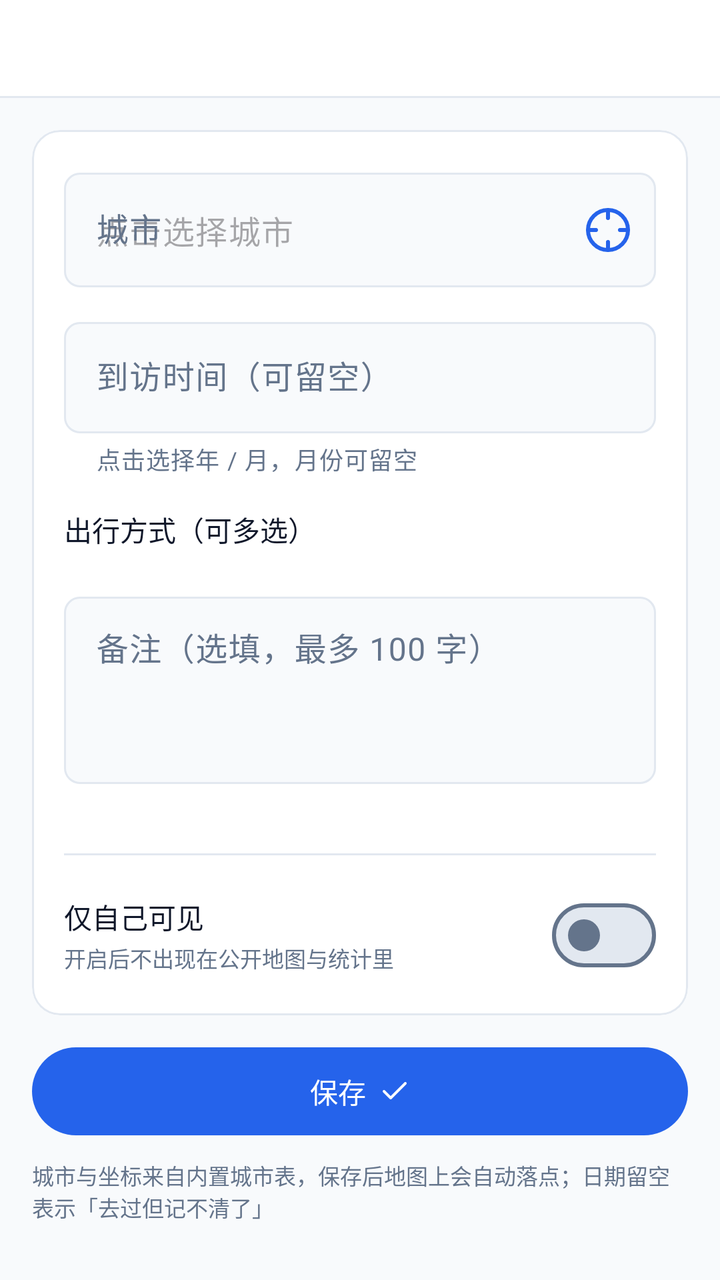
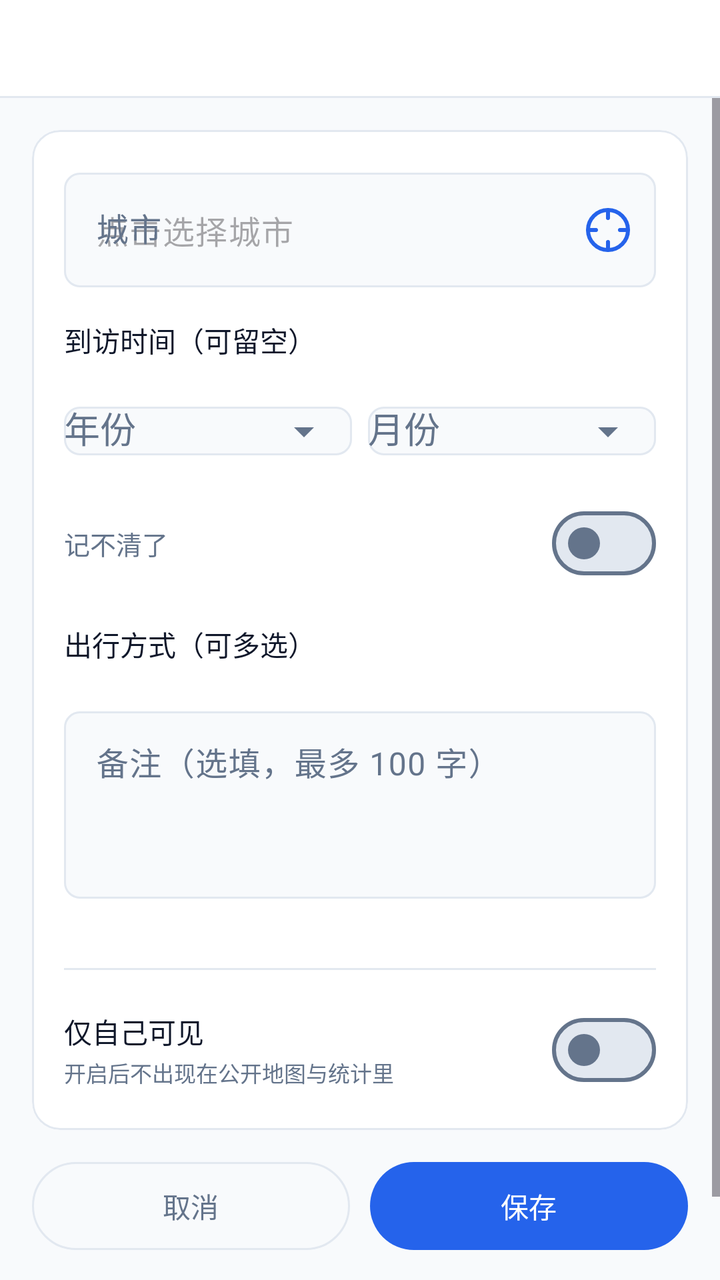

Two renders of the same Android screen: before a commit and after it. Below are the layout's source before the change and the commit's diff.
<!-- AndroidManifest.xml: application theme Theme.CityFootprint -->
<!-- res/layout/activity_visit_edit.xml -->
<?xml version="1.0" encoding="utf-8"?>
<LinearLayout xmlns:android="http://schemas.android.com/apk/res/android"
    xmlns:app="http://schemas.android.com/apk/res-auto"
    android:layout_width="match_parent"
    android:layout_height="match_parent"
    android:background="@color/bg"
    android:orientation="vertical">

    
    <include
        android:id="@+id/topBar"
        layout="@layout/view_top_bar"
        android:layout_width="match_parent"
        android:layout_height="wrap_content" />

    
    <ScrollView
        android:id="@+id/content"
        android:layout_width="match_parent"
        android:layout_height="0dp"
        android:layout_weight="1">

        <LinearLayout
            android:layout_width="match_parent"
            android:layout_height="wrap_content"
            android:orientation="vertical"
            android:padding="16dp">

            <com.google.android.material.card.MaterialCardView
                android:layout_width="match_parent"
                android:layout_height="wrap_content">

                <LinearLayout
                    android:layout_width="match_parent"
                    android:layout_height="wrap_content"
                    android:orientation="vertical"
                    android:padding="16dp">

                    
                    <com.google.android.material.textfield.TextInputLayout
                        android:id="@+id/cityLayout"
                        style="@style/Widget.App.TextInputLayout"
                        android:layout_width="match_parent"
                        android:layout_height="wrap_content"
                        android:hint="@string/edit_city"
                        app:endIconContentDescription="@string/edit_locate"
                        app:endIconDrawable="@drawable/ic_locate"
                        app:endIconMode="custom"
                        app:endIconTint="@color/accent">

                        <com.google.android.material.textfield.TextInputEditText
                            android:id="@+id/inputCity"
                            android:layout_width="match_parent"
                            android:layout_height="wrap_content"
                            android:clickable="true"
                            android:cursorVisible="false"
                            android:focusable="false"
                            android:hint="@string/edit_city_hint"
                            android:inputType="none"
                            android:maxLines="1" />
                    </com.google.android.material.textfield.TextInputLayout>

                    
                    <com.google.android.material.textfield.TextInputLayout
                        android:id="@+id/dateLayout"
                        style="@style/Widget.App.TextInputLayout"
                        android:layout_width="match_parent"
                        android:layout_height="wrap_content"
                        android:layout_marginTop="12dp"
                        android:hint="@string/edit_date"
                        app:helperText="@string/edit_date_hint">

                        <com.google.android.material.textfield.TextInputEditText
                            android:id="@+id/inputDate"
                            android:layout_width="match_parent"
                            android:layout_height="wrap_content"
                            android:clickable="true"
                            android:cursorVisible="false"
                            android:focusable="false"
                            android:inputType="none"
                            android:maxLines="1" />
                    </com.google.android.material.textfield.TextInputLayout>

                    
                    <TextView
                        android:layout_width="match_parent"
                        android:layout_height="wrap_content"
                        android:layout_marginTop="16dp"
                        android:text="@string/edit_transport"
                        android:textColor="@color/fg"
                        android:textSize="14sp" />

                    <com.google.android.material.chip.ChipGroup
                        android:id="@+id/groupTransport"
                        android:layout_width="match_parent"
                        android:layout_height="wrap_content"
                        android:layout_marginTop="6dp"
                        app:chipSpacingHorizontal="6dp"
                        app:chipSpacingVertical="6dp"
                        app:singleLine="false"
                        app:singleSelection="false" />

                    
                    <com.google.android.material.textfield.TextInputLayout
                        android:id="@+id/noteLayout"
                        style="@style/Widget.App.TextInputLayout"
                        android:layout_width="match_parent"
                        android:layout_height="wrap_content"
                        android:layout_marginTop="12dp"
                        android:hint="@string/edit_note">

                        <com.google.android.material.textfield.TextInputEditText
                            android:id="@+id/inputNote"
                            android:layout_width="match_parent"
                            android:layout_height="wrap_content"
                            android:gravity="top|start"
                            android:inputType="textMultiLine"
                            android:maxLength="100"
                            android:minLines="3" />
                    </com.google.android.material.textfield.TextInputLayout>

                    <TextView
                        android:id="@+id/textNoteCounter"
                        android:layout_width="match_parent"
                        android:layout_height="wrap_content"
                        android:layout_marginTop="4dp"
                        android:fontFamily="monospace"
                        android:gravity="end"
                        android:textColor="@color/muted_fg"
                        android:textSize="11sp" />

                    
                    <View
                        android:layout_width="match_parent"
                        android:layout_height="1dp"
                        android:layout_marginTop="16dp"
                        android:background="@color/border" />

                    <LinearLayout
                        android:layout_width="match_parent"
                        android:layout_height="wrap_content"
                        android:layout_marginTop="16dp"
                        android:gravity="center_vertical"
                        android:orientation="horizontal">

                        <LinearLayout
                            android:layout_width="0dp"
                            android:layout_height="wrap_content"
                            android:layout_weight="1"
                            android:orientation="vertical">

                            <TextView
                                android:layout_width="match_parent"
                                android:layout_height="wrap_content"
                                android:text="@string/edit_private"
                                android:textColor="@color/fg"
                                android:textSize="14sp" />

                            <TextView
                                android:layout_width="match_parent"
                                android:layout_height="wrap_content"
                                android:layout_marginTop="2dp"
                                android:text="@string/edit_private_hint"
                                android:textColor="@color/muted_fg"
                                android:textSize="11sp" />
                        </LinearLayout>

                        <com.google.android.material.materialswitch.MaterialSwitch
                            android:id="@+id/switchPrivate"
                            android:layout_width="wrap_content"
                            android:layout_height="wrap_content"
                            android:layout_marginStart="8dp"
                            android:contentDescription="@string/edit_private" />
                    </LinearLayout>
                </LinearLayout>
            </com.google.android.material.card.MaterialCardView>

            <com.google.android.material.button.MaterialButton
                android:id="@+id/btnSave"
                style="@style/Widget.App.Button"
                android:layout_width="match_parent"
                android:layout_height="44dp"
                android:layout_marginTop="16dp"
                android:insetTop="0dp"
                android:insetBottom="0dp"
                android:text="@string/edit_save"
                android:textSize="14sp"
                app:icon="@drawable/ic_check"
                app:iconGravity="textEnd"
                app:iconPadding="6dp"
                app:iconSize="16dp"
                app:iconTint="@color/on_accent" />

            
            <com.google.android.material.button.MaterialButton
                android:id="@+id/btnDelete"
                style="@style/Widget.App.Button.Danger"
                android:layout_width="match_parent"
                android:layout_height="wrap_content"
                android:layout_marginTop="10dp"
                android:text="@string/edit_delete"
                android:visibility="gone" />

            <ProgressBar
                android:id="@+id/editProgress"
                android:layout_width="wrap_content"
                android:layout_height="wrap_content"
                android:layout_gravity="center_horizontal"
                android:layout_marginTop="16dp"
                android:visibility="gone" />

            <TextView
                android:id="@+id/textEditError"
                android:layout_width="match_parent"
                android:layout_height="wrap_content"
                android:layout_marginTop="12dp"
                android:textColor="@color/destructive"
                android:textSize="13sp"
                android:visibility="gone" />

            <TextView
                style="@style/BodyMuted"
                android:layout_width="match_parent"
                android:layout_height="wrap_content"
                android:layout_marginTop="12dp"
                android:text="@string/edit_footnote" />
        </LinearLayout>
    </ScrollView>
</LinearLayout>
<!-- res/layout/view_top_bar.xml (included above) -->
<?xml version="1.0" encoding="utf-8"?>
<LinearLayout xmlns:android="http://schemas.android.com/apk/res/android"
    style="@style/Widget.App.ShellBand">

    <LinearLayout
        android:layout_width="match_parent"
        android:layout_height="48dp"
        android:gravity="center_vertical"
        android:orientation="horizontal"
        android:paddingStart="16dp"
        android:paddingEnd="16dp">

        <ImageButton
            android:id="@+id/btnBack"
            android:layout_width="36dp"
            android:layout_height="36dp"
            android:layout_marginEnd="10dp"
            android:background="@drawable/bg_action_button"
            android:contentDescription="@string/common_back"
            android:padding="6dp"
            android:src="@drawable/ic_back"
            android:tint="@color/sidebar_fg"
            android:visibility="gone" />

        <TextView
            android:id="@+id/title"
            android:layout_width="0dp"
            android:layout_height="wrap_content"
            android:layout_weight="1"
            android:ellipsize="end"
            android:maxLines="1"
            android:textColor="@color/sidebar_fg"
            android:textSize="16sp"
            android:textStyle="bold" />
    </LinearLayout>

    <View style="@style/Widget.App.ShellDivider" />
</LinearLayout>
<!-- resources referenced by this layout -->
<resources>
  <color name="accent">#2563EB</color>
  <color name="bg">#F8FAFC</color>
  <color name="border">#E2E8F0</color>
  <color name="destructive">#DC2626</color>
  <color name="fg">#0F172A</color>
  <color name="muted_fg">#64748B</color>
  <color name="on_accent">#FFFFFF</color>
  <color name="sidebar_fg">#0F172A</color>
  <!-- drawable bg_action_button (drawable) -->
  <?xml version="1.0" encoding="utf-8"?>
  <shape xmlns:android="http://schemas.android.com/apk/res/android"
      android:shape="rectangle">
      <corners android:radius="18dp" />
      <solid android:color="@color/card" />
      <stroke
          android:width="1dp"
          android:color="@color/sidebar_border" />
  </shape>
  <!-- drawable ic_check (drawable) -->
  <?xml version="1.0" encoding="utf-8"?>
  <vector xmlns:android="http://schemas.android.com/apk/res/android"
      android:width="24dp"
      android:height="24dp"
      android:viewportWidth="24"
      android:viewportHeight="24">
      <path
          android:fillColor="#00000000"
          android:pathData="M20,6 L9,17 L4,12"
          android:strokeColor="#FF000000"
          android:strokeLineCap="round"
          android:strokeLineJoin="round"
          android:strokeWidth="2" />
  </vector>
  <string name="common_back">返回</string>
  <string name="edit_city">城市</string>
  <string name="edit_city_hint">点击选择城市</string>
  <string name="edit_date">到访时间（可留空）</string>
  <string name="edit_date_hint">点击选择年 / 月，月份可留空</string>
  <string name="edit_delete">删除</string>
  <string name="edit_footnote">城市与坐标来自内置城市表，保存后地图上会自动落点；日期留空表示「去过但记不清了」</string>
  <string name="edit_locate">定位到最近的城市</string>
  <string name="edit_note">备注（选填，最多 100 字）</string>
  <string name="edit_private">仅自己可见</string>
  <string name="edit_private_hint">开启后不出现在公开地图与统计里</string>
  <string name="edit_save">保存</string>
  <string name="edit_transport">出行方式（可多选）</string>
  <style name="BodyMuted">
          <item name="android:layout_width">wrap_content</item>
          <item name="android:layout_height">wrap_content</item>
          <item name="android:textSize">11sp</item>
          <item name="android:textColor">@color/muted_fg</item>
      </style>
  <style name="Widget.App.Button" parent="Widget.Material3.Button">
          <item name="cornerRadius">999dp</item>
      </style>
  <style name="Widget.App.Button.Danger" parent="Widget.Material3.Button.OutlinedButton">
          <item name="cornerRadius">999dp</item>
          <item name="strokeColor">@color/border</item>
          <item name="android:textColor">@color/destructive</item>
      </style>
  <style name="Widget.App.ShellBand" parent="">
          <item name="android:layout_width">match_parent</item>
          <item name="android:layout_height">wrap_content</item>
          <item name="android:background">@color/sidebar</item>
          <item name="android:orientation">vertical</item>
      </style>
  <style name="Widget.App.ShellDivider" parent="">
          <item name="android:layout_width">match_parent</item>
          <item name="android:layout_height">1dp</item>
          <item name="android:background">@color/sidebar_border</item>
      </style>
  <color name="card">#FFFFFF</color>
  <color name="sidebar_border">#E2E8F0</color>
  <color name="sidebar">#FFFFFF</color>
  <color name="popover">#F8FAFC</color>
  <color name="accent_light">#EFF6FF</color>
  <color name="accent_soft_fg">#1D4ED8</color>
  <color name="muted">#E2E8F0</color>
  <color name="window_bg_light">#FFFFFF</color>
  <style name="Widget.App.CardView" parent="Widget.Material3.CardView.Outlined">
          <item name="cardCornerRadius">14dp</item>
          <item name="cardElevation">0dp</item>
          <item name="cardBackgroundColor">@color/card</item>
          <item name="strokeColor">@color/border</item>
          <item name="strokeWidth">1dp</item>
      </style>
  <!-- unchanged entries left out for length: 4 -->
</resources>

<!-- the commit's change to res/layout/activity_visit_edit.xml (unified diff, before → after) -->
@@ -61,25 +61,76 @@
                     </com.google.android.material.textfield.TextInputLayout>
 
                     
-                    <com.google.android.material.textfield.TextInputLayout
-                        android:id="@+id/dateLayout"
-                        style="@style/Widget.App.TextInputLayout"
-                        android:layout_width="match_parent"
-                        android:layout_height="wrap_content"
-                        android:layout_marginTop="12dp"
-                        android:hint="@string/edit_date"
-                        app:helperText="@string/edit_date_hint">
-
-                        <com.google.android.material.textfield.TextInputEditText
-                            android:id="@+id/inputDate"
-                            android:layout_width="match_parent"
-                            android:layout_height="wrap_content"
-                            android:clickable="true"
-                            android:cursorVisible="false"
-                            android:focusable="false"
-                            android:inputType="none"
-                            android:maxLines="1" />
-                    </com.google.android.material.textfield.TextInputLayout>
+                    <TextView
+                        android:layout_width="match_parent"
+                        android:layout_height="wrap_content"
+                        android:layout_marginTop="16dp"
+                        android:text="@string/edit_date"
+                        android:textColor="@color/fg"
+                        android:textSize="14sp" />
+
+                    <LinearLayout
+                        android:layout_width="match_parent"
+                        android:layout_height="wrap_content"
+                        android:layout_marginTop="6dp"
+                        android:orientation="horizontal">
+
+                        <com.google.android.material.textfield.TextInputLayout
+                            android:id="@+id/yearLayout"
+                            style="@style/Widget.App.TextInputLayout"
+                            android:layout_width="0dp"
+                            android:layout_height="wrap_content"
+                            android:layout_weight="1"
+                            android:hint="@string/edit_date_year"
+                            app:endIconMode="dropdown_menu">
+
+                            <AutoCompleteTextView
+                                android:id="@+id/inputYear"
+                                android:layout_width="match_parent"
+                                android:layout_height="wrap_content"
+                                android:inputType="none" />
+                        </com.google.android.material.textfield.TextInputLayout>
+
+                        <com.google.android.material.textfield.TextInputLayout
+                            android:id="@+id/monthLayout"
+                            style="@style/Widget.App.TextInputLayout"
+                            android:layout_width="0dp"
+                            android:layout_height="wrap_content"
+                            android:layout_marginStart="8dp"
+                            android:layout_weight="1"
+                            android:hint="@string/edit_date_month"
+                            app:endIconMode="dropdown_menu">
+
+                            <AutoCompleteTextView
+                                android:id="@+id/inputMonth"
+                                android:layout_width="match_parent"
+                                android:layout_height="wrap_content"
+                                android:inputType="none" />
+                        </com.google.android.material.textfield.TextInputLayout>
+                    </LinearLayout>
+
+                    
+                    <LinearLayout
+                        android:layout_width="match_parent"
+                        android:layout_height="wrap_content"
+                        android:layout_marginTop="8dp"
+                        android:gravity="center_vertical"
+                        android:orientation="horizontal">
+
+                        <TextView
+                            android:layout_width="0dp"
+                            android:layout_height="wrap_content"
+                            android:layout_weight="1"
+                            android:text="@string/edit_date_forgot"
+                            android:textColor="@color/muted_fg"
+                            android:textSize="13sp" />
+
+                        <com.google.android.material.materialswitch.MaterialSwitch
+                            android:id="@+id/switchForgot"
+                            android:layout_width="wrap_content"
+                            android:layout_height="wrap_content"
+                            android:contentDescription="@string/edit_date_forgot" />
+                    </LinearLayout>
 
                     
                     <TextView
@@ -175,29 +226,45 @@
                 </LinearLayout>
             </com.google.android.material.card.MaterialCardView>
 
-            <com.google.android.material.button.MaterialButton
-                android:id="@+id/btnSave"
-                style="@style/Widget.App.Button"
+            
+            <LinearLayout
                 android:layout_width="match_parent"
-                android:layout_height="44dp"
+                android:layout_height="wrap_content"
                 android:layout_marginTop="16dp"
-                android:insetTop="0dp"
-                android:insetBottom="0dp"
-                android:text="@string/edit_save"
-                android:textSize="14sp"
-                app:icon="@drawable/ic_check"
-                app:iconGravity="textEnd"
-                app:iconPadding="6dp"
-                app:iconSize="16dp"
-                app:iconTint="@color/on_accent" />
+                android:orientation="horizontal">
+
+                <com.google.android.material.button.MaterialButton
+                    android:id="@+id/btnCancel"
+                    style="@style/Widget.App.Button.Ghost"
+                    android:layout_width="0dp"
+                    android:layout_height="44dp"
+                    android:layout_weight="1"
+                    android:insetTop="0dp"
+                    android:insetBottom="0dp"
+                    android:text="@string/common_cancel"
+                    android:textSize="14sp" />
+
+                <com.google.android.material.button.MaterialButton
+                    android:id="@+id/btnSave"
+                    style="@style/Widget.App.Button"
+                    android:layout_width="0dp"
+                    android:layout_height="44dp"
+                    android:layout_marginStart="10dp"
+                    android:layout_weight="1"
+                    android:insetTop="0dp"
+                    android:insetBottom="0dp"
+                    android:text="@string/edit_save"
+                    android:textSize="14sp" />
+            </LinearLayout>
 
             
             <com.google.android.material.button.MaterialButton
                 android:id="@+id/btnDelete"
                 style="@style/Widget.App.Button.Danger"
-                android:layout_width="match_parent"
+                android:layout_width="wrap_content"
                 android:layout_height="wrap_content"
                 android:layout_marginTop="10dp"
+                android:minWidth="0dp"
                 android:text="@string/edit_delete"
                 android:visibility="gone" />
 
<!-- resource entries referenced after the edit -->
@@ -18,26 +18,14 @@
           android:width="1dp"
           android:color="@color/sidebar_border" />
   </shape>
-  <!-- drawable ic_check (drawable) -->
-  <?xml version="1.0" encoding="utf-8"?>
-  <vector xmlns:android="http://schemas.android.com/apk/res/android"
-      android:width="24dp"
-      android:height="24dp"
-      android:viewportWidth="24"
-      android:viewportHeight="24">
-      <path
-          android:fillColor="#00000000"
-          android:pathData="M20,6 L9,17 L4,12"
-          android:strokeColor="#FF000000"
-          android:strokeLineCap="round"
-          android:strokeLineJoin="round"
-          android:strokeWidth="2" />
-  </vector>
   <string name="common_back">返回</string>
+  <string name="common_cancel">取消</string>
   <string name="edit_city">城市</string>
   <string name="edit_city_hint">点击选择城市</string>
   <string name="edit_date">到访时间（可留空）</string>
-  <string name="edit_date_hint">点击选择年 / 月，月份可留空</string>
+  <string name="edit_date_forgot">记不清了</string>
+  <string name="edit_date_month">月份</string>
+  <string name="edit_date_year">年份</string>
   <string name="edit_delete">删除</string>
   <string name="edit_footnote">城市与坐标来自内置城市表，保存后地图上会自动落点；日期留空表示「去过但记不清了」</string>
   <string name="edit_locate">定位到最近的城市</string>
@@ -60,6 +48,11 @@
           <item name="strokeColor">@color/border</item>
           <item name="android:textColor">@color/destructive</item>
       </style>
+  <style name="Widget.App.Button.Ghost" parent="Widget.Material3.Button.OutlinedButton">
+          <item name="cornerRadius">999dp</item>
+          <item name="strokeColor">@color/border</item>
+          <item name="android:textColor">@color/text_secondary</item>
+      </style>
   <style name="Widget.App.ShellBand" parent="">
           <item name="android:layout_width">match_parent</item>
           <item name="android:layout_height">wrap_content</item>
@@ -73,6 +66,7 @@
       </style>
   <color name="card">#FFFFFF</color>
   <color name="sidebar_border">#E2E8F0</color>
+  <color name="text_secondary">#64748B</color>
   <color name="sidebar">#FFFFFF</color>
   <color name="popover">#F8FAFC</color>
   <color name="accent_light">#EFF6FF</color>
